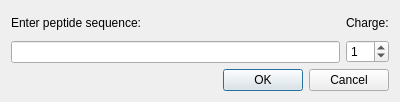
First picture: the form in source/VISUAL/DIALOGS/TheoreticalSpectrumGenerationDialog.ui, repository open-ms/all-svn-branches, before the edit.
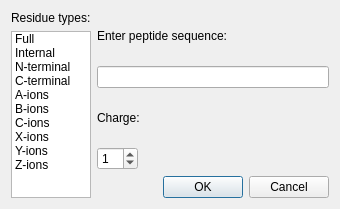
Second picture: the form after the edit.

Commit message: improved theoretical spectrum generation dialog, implemented visualization of spectrum alignment in 1D mirror view

Diff of the .ui file:
```diff
--- a/source/VISUAL/DIALOGS/TheoreticalSpectrumGenerationDialog.ui
+++ b/source/VISUAL/DIALOGS/TheoreticalSpectrumGenerationDialog.ui
@@ -5,16 +5,90 @@
    <rect>
     <x>0</x>
     <y>0</y>
-    <width>400</width>
-    <height>102</height>
+    <width>340</width>
+    <height>209</height>
    </rect>
   </property>
   <property name="windowTitle" >
    <string>Generate theoretical spectrum</string>
   </property>
-  <layout class="QVBoxLayout" name="verticalLayout_3" >
+  <layout class="QHBoxLayout" name="horizontalLayout" >
    <item>
-    <layout class="QHBoxLayout" name="horizontalLayout" >
+    <layout class="QVBoxLayout" name="verticalLayout_3" >
+     <item>
+      <widget class="QLabel" name="residue_label" >
+       <property name="text" >
+        <string>Residue types:</string>
+       </property>
+      </widget>
+     </item>
+     <item>
+      <widget class="QListWidget" name="residue_list_widget" >
+       <property name="sizePolicy" >
+        <sizepolicy vsizetype="Expanding" hsizetype="Ignored" >
+         <horstretch>0</horstretch>
+         <verstretch>0</verstretch>
+        </sizepolicy>
+       </property>
+       <property name="selectionMode" >
+        <enum>QAbstractItemView::MultiSelection</enum>
+       </property>
+       <item>
+        <property name="text" >
+         <string>Full</string>
+        </property>
+       </item>
+       <item>
+        <property name="text" >
+         <string>Internal</string>
+        </property>
+       </item>
+       <item>
+        <property name="text" >
+         <string>N-terminal</string>
+        </property>
+       </item>
+       <item>
+        <property name="text" >
+         <string>C-terminal</string>
+        </property>
+       </item>
+       <item>
+        <property name="text" >
+         <string>A-ions</string>
+        </property>
+       </item>
+       <item>
+        <property name="text" >
+         <string>B-ions</string>
+        </property>
+       </item>
+       <item>
+        <property name="text" >
+         <string>C-ions</string>
+        </property>
+       </item>
+       <item>
+        <property name="text" >
+         <string>X-ions</string>
+        </property>
+       </item>
+       <item>
+        <property name="text" >
+         <string>Y-ions</string>
+        </property>
+       </item>
+       <item>
+        <property name="text" >
+         <string>Z-ions</string>
+        </property>
+       </item>
+      </widget>
+     </item>
+    </layout>
+   </item>
+   <item>
+    <layout class="QVBoxLayout" name="verticalLayout_5" >
      <item>
       <layout class="QVBoxLayout" name="verticalLayout" >
        <item>
@@ -25,7 +99,14 @@
         </widget>
        </item>
        <item>
-        <widget class="QLineEdit" name="line_edit" />
+        <widget class="QLineEdit" name="line_edit" >
+         <property name="sizePolicy" >
+          <sizepolicy vsizetype="Fixed" hsizetype="Expanding" >
+           <horstretch>0</horstretch>
+           <verstretch>0</verstretch>
+          </sizepolicy>
+         </property>
+        </widget>
        </item>
       </layout>
      </item>
@@ -40,6 +121,12 @@
        </item>
        <item>
         <widget class="QSpinBox" name="spin_box" >
+         <property name="sizePolicy" >
+          <sizepolicy vsizetype="Fixed" hsizetype="Maximum" >
+           <horstretch>0</horstretch>
+           <verstretch>0</verstretch>
+          </sizepolicy>
+         </property>
          <property name="value" >
           <number>1</number>
          </property>
@@ -47,18 +134,18 @@
        </item>
       </layout>
      </item>
+     <item>
+      <widget class="QDialogButtonBox" name="button_box" >
+       <property name="orientation" >
+        <enum>Qt::Horizontal</enum>
+       </property>
+       <property name="standardButtons" >
+        <set>QDialogButtonBox::Cancel|QDialogButtonBox::Ok</set>
+       </property>
+      </widget>
+     </item>
     </layout>
    </item>
-   <item>
-    <widget class="QDialogButtonBox" name="button_box" >
-     <property name="orientation" >
-      <enum>Qt::Horizontal</enum>
-     </property>
-     <property name="standardButtons" >
-      <set>QDialogButtonBox::Cancel|QDialogButtonBox::Ok</set>
-     </property>
-    </widget>
-   </item>
   </layout>
  </widget>
  <resources/>
```
The commit also changes 4 other files.
